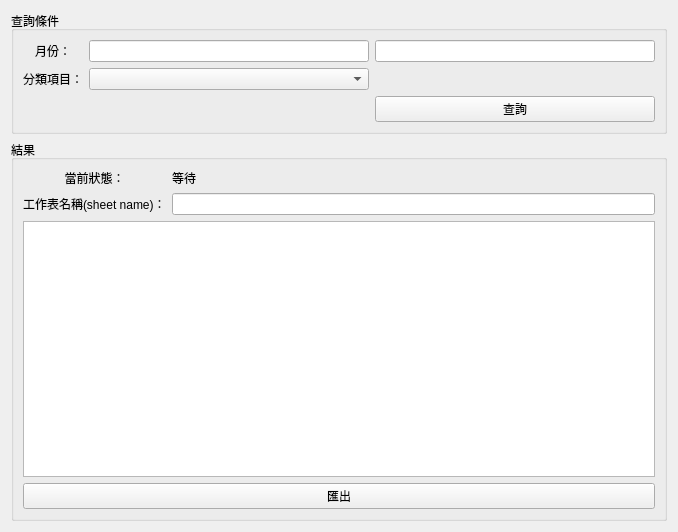
Above: ui/widget_month_report.ui from YW0330/Stock_Searcher before the change. Below: the same form after it.
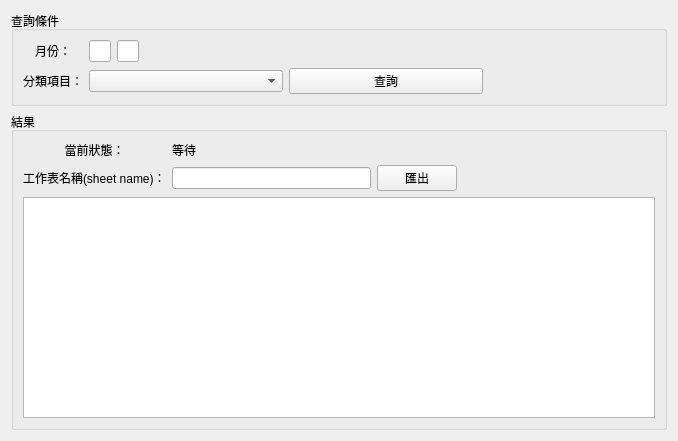
That is the form after the change.

```diff
--- a/ui/widget_month_report.ui
+++ b/ui/widget_month_report.ui
@@ -7,7 +7,7 @@
     <x>0</x>
     <y>0</y>
     <width>678</width>
-    <height>532</height>
+    <height>441</height>
    </rect>
   </property>
   <property name="windowTitle">
@@ -19,17 +19,55 @@
      <property name="title">
       <string>查詢條件</string>
      </property>
-     <layout class="QGridLayout" name="gridLayout_3">
-      <item row="0" column="0">
-       <layout class="QGridLayout" name="gridLayout">
-        <item row="1" column="2">
-         <widget class="QLineEdit" name="lineEdit_mm">
-          <property name="alignment">
-           <set>Qt::AlignRight|Qt::AlignTrailing|Qt::AlignVCenter</set>
-          </property>
-         </widget>
+     <layout class="QVBoxLayout" name="verticalLayout_3">
+      <item>
+       <layout class="QGridLayout" name="gridLayout_3">
+        <item row="0" column="1">
+         <layout class="QHBoxLayout" name="horizontalLayout_2">
+          <item>
+           <widget class="QLineEdit" name="lineEdit_yy">
+            <property name="alignment">
+             <set>Qt::AlignRight|Qt::AlignTrailing|Qt::AlignVCenter</set>
+            </property>
+           </widget>
+          </item>
+          <item>
+           <widget class="QLineEdit" name="lineEdit_mm">
+            <property name="alignment">
+             <set>Qt::AlignRight|Qt::AlignTrailing|Qt::AlignVCenter</set>
+            </property>
+           </widget>
+          </item>
+          <item>
+           <spacer name="horizontalSpacer">
+            <property name="orientation">
+             <enum>Qt::Horizontal</enum>
+            </property>
+            <property name="sizeHint" stdset="0">
+             <size>
+              <width>1000</width>
+              <height>20</height>
+             </size>
+            </property>
+           </spacer>
+          </item>
+         </layout>
         </item>
-        <item row="1" column="0">
+        <item row="1" column="1">
+         <layout class="QHBoxLayout" name="horizontalLayout_4">
+          <item>
+           <widget class="QComboBox" name="comboBox"/>
+          </item>
+          <item>
+           <widget class="QPushButton" name="pushButton_search">
+            <property name="text">
+             <string>查詢</string>
+            </property>
+           </widget>
+          </item>
+         </layout>
+        </item>
+        <item row="0" column="0">
          <widget class="QLabel" name="label">
           <property name="text">
            <string>月份：</string>
@@ -39,17 +77,7 @@
           </property>
          </widget>
         </item>
-        <item row="2" column="1">
-         <widget class="QComboBox" name="comboBox"/>
-        </item>
-        <item row="3" column="2">
-         <widget class="QPushButton" name="pushButton_search">
-          <property name="text">
-           <string>查詢</string>
-          </property>
-         </widget>
-        </item>
-        <item row="2" column="0">
+        <item row="1" column="0">
          <widget class="QLabel" name="label_2">
           <property name="text">
            <string>分類項目：</string>
@@ -59,12 +87,18 @@
           </property>
          </widget>
         </item>
-        <item row="1" column="1">
-         <widget class="QLineEdit" name="lineEdit_yy">
-          <property name="alignment">
-           <set>Qt::AlignRight|Qt::AlignTrailing|Qt::AlignVCenter</set>
+        <item row="1" column="2">
+         <spacer name="horizontalSpacer_2">
+          <property name="orientation">
+           <enum>Qt::Horizontal</enum>
           </property>
-         </widget>
+          <property name="sizeHint" stdset="0">
+           <size>
+            <width>1000</width>
+            <height>20</height>
+           </size>
+          </property>
+         </spacer>
         </item>
        </layout>
       </item>
@@ -79,6 +113,29 @@
      <layout class="QVBoxLayout" name="verticalLayout_2">
       <item>
        <layout class="QGridLayout" name="gridLayout_2">
+        <item row="1" column="2">
+         <widget class="QPushButton" name="pushButton_export">
+          <property name="text">
+           <string>匯出</string>
+          </property>
+         </widget>
+        </item>
+        <item row="1" column="3">
+         <spacer name="horizontalSpacer_3">
+          <property name="orientation">
+           <enum>Qt::Horizontal</enum>
+          </property>
+          <property name="sizeHint" stdset="0">
+           <size>
+            <width>40</width>
+            <height>20</height>
+           </size>
+          </property>
+         </spacer>
+        </item>
+        <item row="1" column="1">
+         <widget class="QLineEdit" name="lineEdit"/>
+        </item>
         <item row="0" column="1">
          <widget class="QLabel" name="label_status">
           <property name="text">
@@ -103,21 +160,11 @@
           </property>
          </widget>
         </item>
-        <item row="1" column="1">
-         <widget class="QLineEdit" name="lineEdit"/>
-        </item>
        </layout>
       </item>
       <item>
        <widget class="QTableView" name="tableView"/>
       </item>
-      <item>
-       <widget class="QPushButton" name="pushButton_export">
-        <property name="text">
-         <string>匯出</string>
-        </property>
-       </widget>
-      </item>
      </layout>
     </widget>
    </item>
```
